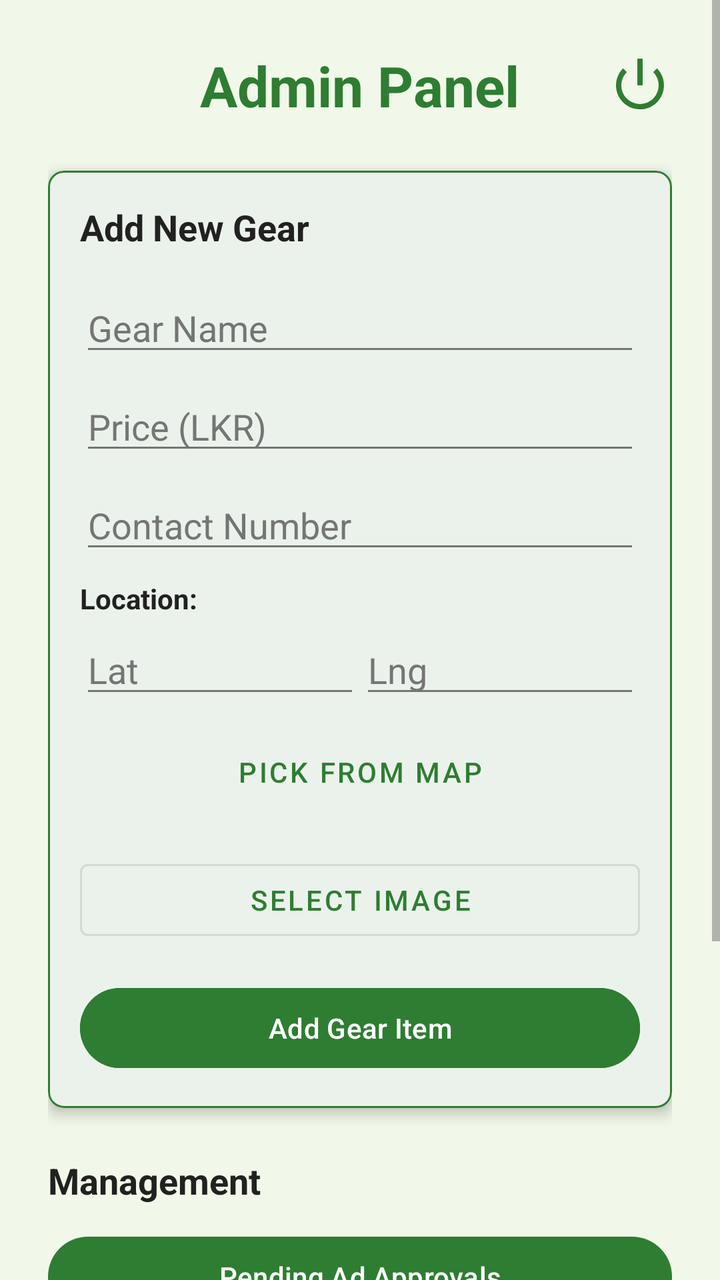
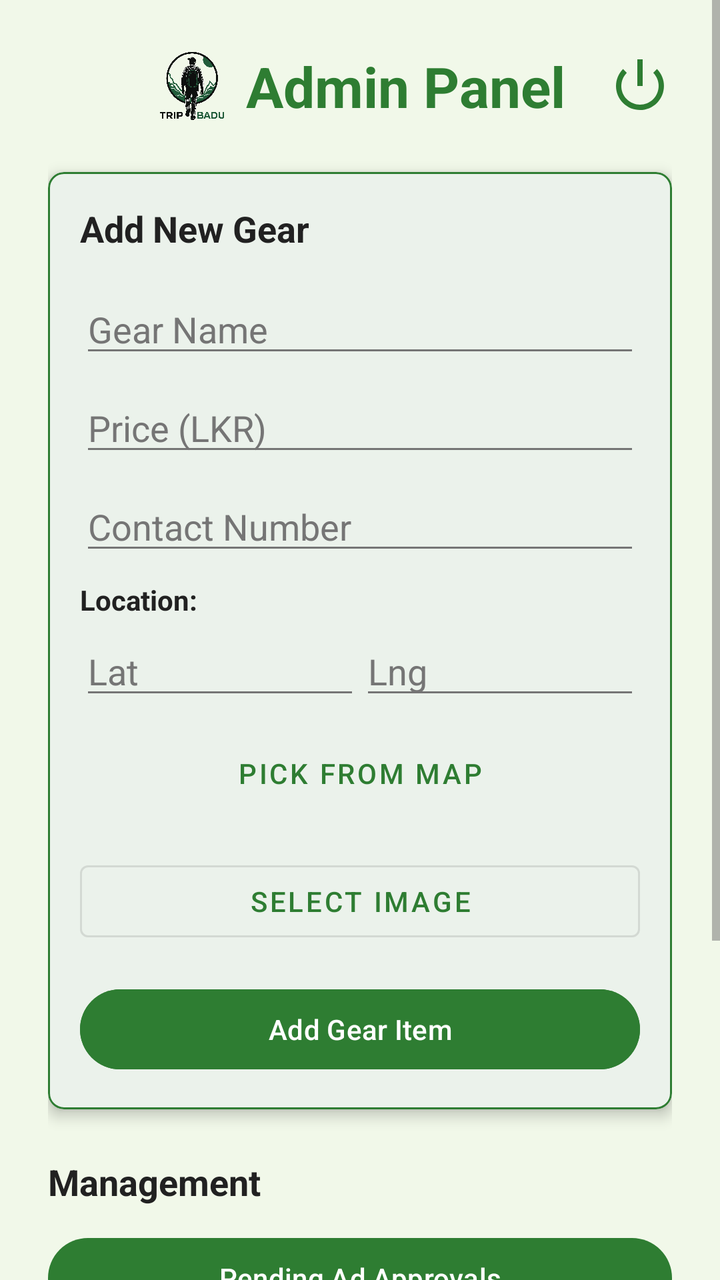

Screens rendered from an Android XML layout before and after an edit, with the pre-edit source and the edit as a unified diff.
<!-- AndroidManifest.xml: application theme Theme.TripBadu -->
<!-- res/layout/activity_admin.xml -->
<?xml version="1.0" encoding="utf-8"?>
<ScrollView xmlns:android="http://schemas.android.com/apk/res/android"
    xmlns:app="http://schemas.android.com/apk/res-auto"
    android:layout_width="match_parent"
    android:layout_height="match_parent"
    android:background="@color/background">

    <LinearLayout
        android:layout_width="match_parent"
        android:layout_height="wrap_content"
        android:orientation="vertical"
        android:padding="24dp"
        android:gravity="center_horizontal">

        <RelativeLayout
            android:layout_width="match_parent"
            android:layout_height="wrap_content"
            android:layout_marginBottom="24dp">

            <TextView
                android:id="@+id/tvAdminTitle"
                android:layout_width="wrap_content"
                android:layout_height="wrap_content"
                android:text="Admin Panel"
                android:textSize="28sp"
                android:textStyle="bold"
                android:textColor="@color/primary"
                android:layout_centerHorizontal="true" />

            <ImageView
                android:id="@+id/ivAdminLogout"
                android:layout_width="32dp"
                android:layout_height="32dp"
                android:src="@android:drawable/ic_lock_power_off"
                android:contentDescription="Logout"
                android:layout_alignParentEnd="true"
                android:layout_centerVertical="true"
                app:tint="@color/primary"
                android:clickable="true"
                android:focusable="true"
                android:background="?attr/selectableItemBackgroundBorderless"/>
        </RelativeLayout>

        
        <com.google.android.material.card.MaterialCardView
            android:layout_width="match_parent"
            android:layout_height="wrap_content"
            app:cardCornerRadius="8dp"
            app:cardElevation="4dp"
            android:layout_marginBottom="24dp"
            app:strokeColor="@color/primary"
            app:strokeWidth="1dp">

            <LinearLayout
                android:layout_width="match_parent"
                android:layout_height="wrap_content"
                android:orientation="vertical"
                android:padding="16dp">

                <TextView
                    android:id="@+id/tvFormTitle"
                    android:layout_width="wrap_content"
                    android:layout_height="wrap_content"
                    android:text="Add New Gear"
                    android:textSize="18sp"
                    android:textStyle="bold"
                    android:layout_marginBottom="16dp"/>

                <EditText
                    android:id="@+id/etGearName"
                    android:layout_width="match_parent"
                    android:layout_height="wrap_content"
                    android:hint="Gear Name"
                    android:layout_marginBottom="8dp" />

                <EditText
                    android:id="@+id/etGearPrice"
                    android:layout_width="match_parent"
                    android:layout_height="wrap_content"
                    android:hint="Price (LKR)"
                    android:inputType="numberDecimal"
                    android:layout_marginBottom="8dp" />

                <EditText
                    android:id="@+id/etGearContact"
                    android:layout_width="match_parent"
                    android:layout_height="wrap_content"
                    android:hint="Contact Number"
                    android:inputType="phone"
                    android:layout_marginBottom="8dp" />

                <TextView
                    android:layout_width="wrap_content"
                    android:layout_height="wrap_content"
                    android:text="Location:"
                    android:textStyle="bold"
                    android:layout_marginBottom="4dp"/>

                <LinearLayout
                    android:layout_width="match_parent"
                    android:layout_height="wrap_content"
                    android:orientation="horizontal"
                    android:layout_marginBottom="8dp">

                    <EditText
                        android:id="@+id/etGearLat"
                        android:layout_width="0dp"
                        android:layout_height="wrap_content"
                        android:layout_weight="1"
                        android:hint="Lat"
                        android:inputType="numberSigned|numberDecimal"/>

                    <EditText
                        android:id="@+id/etGearLng"
                        android:layout_width="0dp"
                        android:layout_height="wrap_content"
                        android:layout_weight="1"
                        android:hint="Lng"
                        android:inputType="numberSigned|numberDecimal"/>
                </LinearLayout>

                <Button
                    android:id="@+id/btnPickLocation"
                    style="@style/Widget.MaterialComponents.Button.TextButton"
                    android:layout_width="match_parent"
                    android:layout_height="wrap_content"
                    android:text="Pick from Map"
                    android:layout_marginBottom="16dp"/>

                <ImageView
                    android:id="@+id/ivGearPreview"
                    android:layout_width="match_parent"
                    android:layout_height="150dp"
                    android:scaleType="centerCrop"
                    android:background="#EEEEEE"
                    android:layout_marginBottom="8dp"
                    android:visibility="gone"
                    android:contentDescription="Gear Preview"/>

                <Button
                    android:id="@+id/btnSelectImage"
                    style="@style/Widget.MaterialComponents.Button.OutlinedButton"
                    android:layout_width="match_parent"
                    android:layout_height="wrap_content"
                    android:text="Select Image"
                    android:layout_marginBottom="16dp" />

                <LinearLayout
                    android:layout_width="match_parent"
                    android:layout_height="wrap_content"
                    android:orientation="horizontal">

                    <Button
                        android:id="@+id/btnCancelEdit"
                        style="@style/Widget.MaterialComponents.Button.TextButton"
                        android:layout_width="0dp"
                        android:layout_height="wrap_content"
                        android:layout_weight="1"
                        android:text="Cancel"
                        android:visibility="gone"
                        android:layout_marginEnd="8dp"/>

                    <Button
                        android:id="@+id/btnAddGear"
                        android:layout_width="0dp"
                        android:layout_height="wrap_content"
                        android:layout_weight="2"
                        android:text="Add Gear Item"
                        android:backgroundTint="@color/primary" />
                </LinearLayout>

            </LinearLayout>
        </com.google.android.material.card.MaterialCardView>

        
        <TextView
            android:layout_width="wrap_content"
            android:layout_height="wrap_content"
            android:text="Management"
            android:textSize="18sp"
            android:textStyle="bold"
            android:layout_marginBottom="12dp"
            android:layout_gravity="start"/>

        <Button
            android:id="@+id/btnAdApproval"
            android:layout_width="match_parent"
            android:layout_height="wrap_content"
            android:text="Pending Ad Approvals"
            android:layout_marginBottom="8dp" />

        <Button
            android:id="@+id/btnManageMembers"
            android:layout_width="match_parent"
            android:layout_height="wrap_content"
            android:text="Manage Members"
            android:layout_marginBottom="16dp" />

        <Button
            android:id="@+id/btnEditExisting"
            android:layout_width="match_parent"
            android:layout_height="wrap_content"
            android:text="Edit Approved Ads"
            android:layout_marginBottom="16dp"
            style="@style/Widget.MaterialComponents.Button.OutlinedButton"/>

        <Button
            android:id="@+id/btnViewMain"
            style="@style/Widget.MaterialComponents.Button.TextButton"
            android:layout_width="match_parent"
            android:layout_height="wrap_content"
            android:text="Go to Main App" />

    </LinearLayout>
</ScrollView>
<!-- resources referenced by this layout -->
<resources>
  <color name="background">#F1F8E9</color>
  <color name="primary">#2E7D32</color>
  <style name="Theme.TripBadu" parent="Base.Theme.TripBadu" />
  <style name="Base.Theme.TripBadu" parent="Theme.Material3.DayNight.NoActionBar">
          
          <item name="colorPrimary">@color/primary</item>
          <item name="colorPrimaryVariant">@color/primary_variant</item>
          <item name="colorOnPrimary">@color/on_primary</item>
          <item name="colorSecondary">@color/secondary</item>
          <item name="colorSecondaryVariant">@color/secondary_variant</item>
          <item name="colorOnSecondary">@color/on_secondary</item>
          <item name="android:windowBackground">@color/background</item>
  
          
          <item name="colorSurface">@color/surface</item>
          <item name="colorOnSurface">@color/text_primary</item>
          <item name="colorOnSurfaceVariant">@color/text_secondary</item>
          <item name="colorOutline">@color/text_secondary</item>
  
          
          <item name="android:textColorPrimary">@color/text_primary</item>
          <item name="android:textColorSecondary">@color/text_secondary</item>
          <item name="android:textColor">@color/text_primary</item>
          <item name="android:editTextColor">@color/text_primary</item>
          <item name="android:textColorHint">@color/text_secondary</item>
      </style>
  <color name="primary_variant">#1B5E20</color>
  <color name="on_primary">#FFFFFF</color>
  <color name="secondary">#81C784</color>
  <color name="secondary_variant">#4CAF50</color>
  <color name="on_secondary">#000000</color>
  <color name="surface">#FFFFFF</color>
  <color name="text_primary">#212121</color>
  <color name="text_secondary">#757575</color>
</resources>

<!-- the commit's change to res/layout/activity_admin.xml (unified diff, before → after) -->
@@ -17,15 +17,29 @@
             android:layout_height="wrap_content"
             android:layout_marginBottom="24dp">
 
-            <TextView
-                android:id="@+id/tvAdminTitle"
+            <LinearLayout
                 android:layout_width="wrap_content"
                 android:layout_height="wrap_content"
-                android:text="Admin Panel"
-                android:textSize="28sp"
-                android:textStyle="bold"
-                android:textColor="@color/primary"
-                android:layout_centerHorizontal="true" />
+                android:orientation="horizontal"
+                android:gravity="center_vertical"
+                android:layout_centerHorizontal="true">
+
+                <ImageView
+                    android:layout_width="38dp"
+                    android:layout_height="38dp"
+                    android:src="@drawable/logo"
+                    android:contentDescription="Trip Badu Logo"
+                    android:layout_marginEnd="8dp"/>
+
+                <TextView
+                    android:id="@+id/tvAdminTitle"
+                    android:layout_width="wrap_content"
+                    android:layout_height="wrap_content"
+                    android:text="Admin Panel"
+                    android:textSize="28sp"
+                    android:textStyle="bold"
+                    android:textColor="@color/primary" />
+            </LinearLayout>
 
             <ImageView
                 android:id="@+id/ivAdminLogout"
<!-- resource entries referenced after the edit -->
@@ -2,6 +2,7 @@
 <resources>
   <color name="background">#F1F8E9</color>
   <color name="primary">#2E7D32</color>
+  <!-- drawable logo: png bitmap (drawable, 107286 bytes) -->
   <style name="Theme.TripBadu" parent="Base.Theme.TripBadu" />
   <style name="Base.Theme.TripBadu" parent="Theme.Material3.DayNight.NoActionBar">
           
